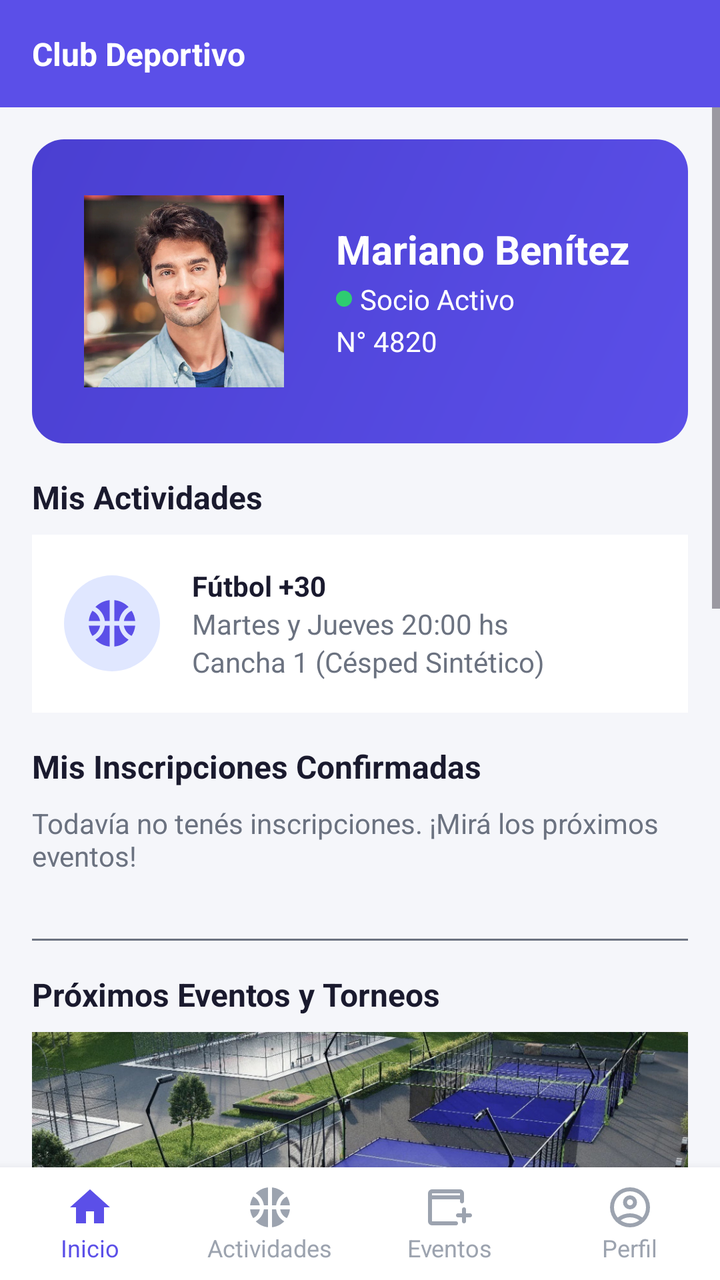
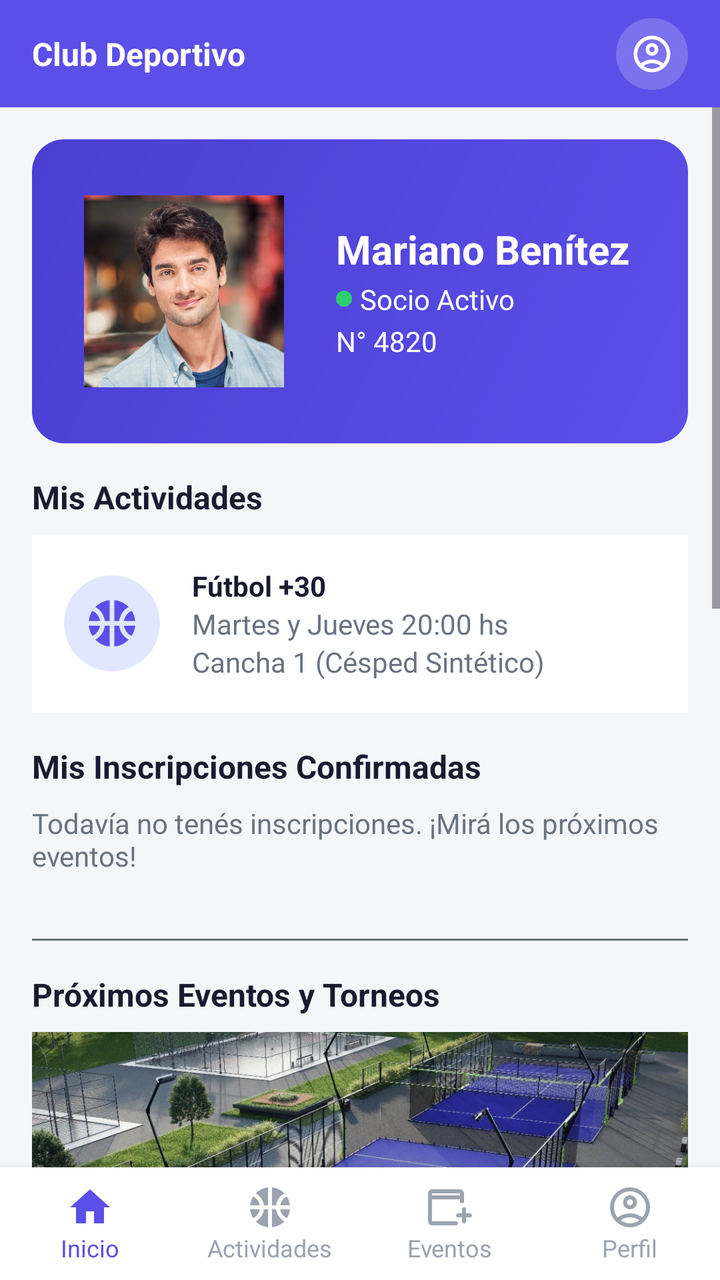

An Android layout rendered at two revisions. The XML below is the earlier revision; the diff shows what the commit changed to produce the second picture.
<!-- AndroidManifest.xml: application theme Theme.ClubApp -->
<!-- res/layout/activity_main.xml -->
<?xml version="1.0" encoding="utf-8"?>
<androidx.constraintlayout.widget.ConstraintLayout
    xmlns:android="http://schemas.android.com/apk/res/android"
    xmlns:app="http://schemas.android.com/apk/res-auto"
    android:layout_width="match_parent"
    android:layout_height="match_parent"
    android:fitsSystemWindows="true"
    android:background="@color/background">

    
    <TextView
        android:id="@+id/tv_header"
        android:layout_width="0dp"
        android:layout_height="wrap_content"
        android:padding="@dimen/spacing_medium"
        android:background="@color/primary"
        android:text="@string/club_subtitle"
        android:textColor="@color/white"
        android:textSize="@dimen/text_subtitle"
        android:textStyle="bold"
        app:layout_constraintTop_toTopOf="parent"
        app:layout_constraintStart_toStartOf="parent"
        app:layout_constraintEnd_toEndOf="parent" />

    
    <ScrollView
        android:layout_width="0dp"
        android:layout_height="0dp"
        app:layout_constraintTop_toBottomOf="@id/tv_header"
        app:layout_constraintBottom_toTopOf="@id/bottom_nav"
        app:layout_constraintStart_toStartOf="parent"
        app:layout_constraintEnd_toEndOf="parent">

        <LinearLayout
            android:layout_width="match_parent"
            android:layout_height="wrap_content"
            android:orientation="vertical"
            android:padding="@dimen/spacing_medium">

            
            <LinearLayout
                android:layout_width="match_parent"
                android:layout_height="wrap_content"
                android:orientation="horizontal"
                android:gravity="center_vertical"
                android:background="@drawable/bg_member_card"
                android:padding="@dimen/spacing_medium"
                android:layout_marginBottom="@dimen/spacing_medium">

                <FrameLayout
                    android:layout_width="120dp"
                    android:layout_height="120dp">

                    <ImageView
                        android:layout_width="100dp"
                        android:layout_height="100dp"
                        android:layout_gravity="center"
                        android:padding="2dp"
                        android:scaleType="centerCrop"
                        android:src="@drawable/member_photo"
                        android:contentDescription="@string/member_name" />

                </FrameLayout>

                <LinearLayout
                    android:layout_width="wrap_content"
                    android:layout_height="wrap_content"
                    android:orientation="vertical"
                    android:layout_marginStart="@dimen/spacing_medium">

                    <TextView
                        android:layout_width="wrap_content"
                        android:layout_height="wrap_content"
                        android:text="@string/member_name"
                        android:textColor="@color/white"
                        android:textSize="@dimen/text_title"
                        android:textStyle="bold" />
                    <LinearLayout
                        android:layout_width="wrap_content"
                        android:layout_height="wrap_content"
                        android:orientation="horizontal"
                        android:gravity="center_vertical"
                        android:layout_marginTop="2dp"
                        android:layout_marginBottom="2dp">

                        <View
                            android:layout_width="8dp"
                            android:layout_height="8dp"
                            android:background="@drawable/bg_dot_green" />
                        <TextView
                            android:layout_width="wrap_content"
                            android:layout_height="wrap_content"
                            android:layout_marginStart="4dp"
                            android:text="@string/member_label"
                            android:textColor="@color/white"
                            android:textSize="@dimen/text_body" />

                    </LinearLayout>

                    <TextView
                        android:layout_width="wrap_content"
                        android:layout_height="wrap_content"
                        android:text="@string/member_number"
                        android:textColor="@color/white"
                        android:textSize="@dimen/text_body" />
                </LinearLayout>
            </LinearLayout>

            
            <TextView
                android:layout_width="wrap_content"
                android:layout_height="wrap_content"
                android:layout_marginBottom="@dimen/spacing_small"
                android:text="@string/section_activities"
                android:textColor="@color/text_primary"
                android:textSize="@dimen/text_subtitle"
                android:textStyle="bold" />

            <LinearLayout
                android:layout_width="match_parent"
                android:layout_height="wrap_content"
                android:orientation="horizontal"
                android:gravity="center_vertical"
                android:background="@color/white"
                android:padding="@dimen/spacing_medium"
                android:layout_marginBottom="@dimen/spacing_medium">

                <ImageView
                    android:layout_width="48dp"
                    android:layout_height="48dp"
                    android:background="@drawable/bg_icon_circle"
                    android:padding="10dp"
                    android:src="@drawable/ic_activities"
                    app:tint="@color/primary"
                    android:contentDescription="@string/activity1_name" />

                <LinearLayout
                    android:layout_width="wrap_content"
                    android:layout_height="wrap_content"
                    android:orientation="vertical"
                    android:layout_marginStart="@dimen/spacing_medium">

                    <TextView
                        android:layout_width="wrap_content"
                        android:layout_height="wrap_content"
                        android:text="@string/activity1_name"
                        android:textColor="@color/text_primary"
                        android:textSize="@dimen/text_body"
                        android:textStyle="bold" />

                    <TextView
                        android:layout_width="wrap_content"
                        android:layout_height="wrap_content"
                        android:text="@string/activity1_time"
                        android:textColor="@color/text_secondary"
                        android:textSize="@dimen/text_body" />

                    <TextView
                        android:layout_width="wrap_content"
                        android:layout_height="wrap_content"
                        android:text="@string/activity1_location"
                        android:textColor="@color/text_secondary"
                        android:textSize="@dimen/text_body" />

                </LinearLayout>
            </LinearLayout>

            
            <TextView
                android:layout_width="wrap_content"
                android:layout_height="wrap_content"
                android:text="@string/section_my_registrations"
                android:textColor="@color/text_primary"
                android:textSize="@dimen/text_subtitle"
                android:textStyle="bold"
                android:layout_marginBottom="@dimen/spacing_small" />

            <TextView
                android:id="@+id/tv_empty_state"
                android:layout_width="wrap_content"
                android:layout_height="wrap_content"
                android:text="@string/empty_registrations"
                android:textColor="@color/text_secondary"
                android:textSize="@dimen/text_body"
                android:layout_marginBottom="@dimen/spacing_medium" />

            
            <LinearLayout
                android:id="@+id/container_registrations"
                android:layout_width="match_parent"
                android:layout_height="wrap_content"
                android:orientation="vertical"
                android:layout_marginBottom="@dimen/spacing_medium" />

            <View
                android:layout_width="match_parent"
                android:layout_height="1dp"
                android:background="@color/text_secondary"
                android:layout_marginBottom="@dimen/spacing_medium" />

            
            <TextView
                android:layout_width="wrap_content"
                android:layout_height="wrap_content"
                android:text="@string/section_events"
                android:textColor="@color/text_primary"
                android:textSize="@dimen/text_subtitle"
                android:textStyle="bold"
                android:layout_marginBottom="@dimen/spacing_small" />

            
            <LinearLayout
                android:layout_width="match_parent"
                android:layout_height="wrap_content"
                android:layout_marginBottom="@dimen/spacing_medium"
                android:background="@color/white"
                android:orientation="vertical">

                <ImageView
                    android:layout_width="match_parent"
                    android:layout_height="160dp"
                    android:scaleType="centerCrop"
                    android:src="@drawable/event_padel"
                    android:contentDescription="@string/event_name_1" />

                <LinearLayout
                    android:layout_width="match_parent"
                    android:layout_height="wrap_content"
                    android:orientation="vertical"
                    android:padding="@dimen/spacing_medium">

                    <TextView
                        android:layout_width="wrap_content"
                        android:layout_height="wrap_content"
                        android:text="@string/event_name_1"
                        android:textColor="@color/text_primary"
                        android:textSize="@dimen/text_body"
                        android:textStyle="bold" />

                    <TextView
                        android:layout_width="wrap_content"
                        android:layout_height="wrap_content"
                        android:text="@string/event_date_1"
                        android:textColor="@color/text_secondary"
                        android:textSize="@dimen/text_body" />
                    <TextView
                        android:layout_width="wrap_content"
                        android:layout_height="wrap_content"
                        android:layout_marginBottom="@dimen/spacing_small"
                        android:text="@string/event_location_1"
                        android:textColor="@color/text_secondary"
                        android:textSize="@dimen/text_body" />
                    <Button
                        android:id="@+id/btn_join_event_1"
                        android:layout_width="wrap_content"
                        android:layout_height="wrap_content"
                        android:backgroundTint="@color/primary"
                        android:textColor="@color/white"
                        android:text="@string/btn_join_event" />

                </LinearLayout>
            </LinearLayout>

            
        <LinearLayout
            android:layout_width="match_parent"
            android:layout_height="wrap_content"
            android:layout_marginBottom="@dimen/spacing_medium"
            android:background="@color/white"
            android:orientation="vertical">

            <ImageView
                android:layout_width="match_parent"
                android:layout_height="160dp"
                android:scaleType="centerCrop"
                android:src="@drawable/event_asado"
                android:contentDescription="@string/event_name_1" />

            <LinearLayout
                android:layout_width="match_parent"
                android:layout_height="wrap_content"
                android:orientation="vertical"
                android:padding="@dimen/spacing_medium">

                <TextView
                    android:layout_width="wrap_content"
                    android:layout_height="wrap_content"
                    android:text="@string/event_name_2"
                    android:textColor="@color/text_primary"
                    android:textSize="@dimen/text_body"
                    android:textStyle="bold" />

                <TextView
                    android:layout_width="wrap_content"
                    android:layout_height="wrap_content"
                    android:text="@string/event_date_2"
                    android:textColor="@color/text_secondary"
                    android:textSize="@dimen/text_body" />
                <TextView
                    android:layout_width="wrap_content"
                    android:layout_height="wrap_content"
                    android:layout_marginBottom="@dimen/spacing_small"
                    android:text="@string/event_location_2"
                    android:textColor="@color/text_secondary"
                    android:textSize="@dimen/text_body" />
                <Button
                    android:id="@+id/btn_join_event_2"
                    android:layout_width="wrap_content"
                    android:layout_height="wrap_content"
                    android:backgroundTint="@color/primary"
                    android:textColor="@color/white"
                    android:text="@string/btn_join_event" />

            </LinearLayout>
        </LinearLayout>
        </LinearLayout>
    </ScrollView>

    
    <LinearLayout
        android:id="@+id/bottom_nav"
        android:layout_width="0dp"
        android:layout_height="wrap_content"
        android:orientation="horizontal"
        android:background="@color/white"
        android:paddingTop="@dimen/spacing_small"
        android:paddingBottom="@dimen/spacing_small"
        android:elevation="8dp"
        app:layout_constraintBottom_toBottomOf="parent"
        app:layout_constraintStart_toStartOf="parent"
        app:layout_constraintEnd_toEndOf="parent">

        <LinearLayout
            android:id="@+id/nav_home"
            android:layout_width="0dp"
            android:layout_height="wrap_content"
            android:layout_weight="1"
            android:orientation="vertical"
            android:gravity="center">

            <ImageView
                android:layout_width="24dp"
                android:layout_height="24dp"
                android:src="@drawable/ic_home"
                app:tint="@color/primary"
                android:contentDescription="@string/nav_home" />

            <TextView
                android:layout_width="wrap_content"
                android:layout_height="wrap_content"
                android:text="@string/nav_home"
                android:textColor="@color/primary"
                android:textSize="12sp" />
        </LinearLayout>

        <LinearLayout
            android:id="@+id/nav_activities"
            android:layout_width="0dp"
            android:layout_height="wrap_content"
            android:layout_weight="1"
            android:orientation="vertical"
            android:gravity="center">

            <ImageView
                android:layout_width="24dp"
                android:layout_height="24dp"
                android:src="@drawable/ic_activities"
                app:tint="@color/nav_inactive"
                android:contentDescription="@string/nav_activities" />

            <TextView
                android:layout_width="wrap_content"
                android:layout_height="wrap_content"
                android:text="@string/nav_activities"
                android:textColor="@color/nav_inactive"
                android:textSize="12sp" />
        </LinearLayout>

        <LinearLayout
            android:id="@+id/nav_events"
            android:layout_width="0dp"
            android:layout_height="wrap_content"
            android:layout_weight="1"
            android:orientation="vertical"
            android:gravity="center">

            <ImageView
                android:layout_width="24dp"
                android:layout_height="24dp"
                android:src="@drawable/ic_events"
                app:tint="@color/nav_inactive"
                android:contentDescription="@string/nav_events" />

            <TextView
                android:layout_width="wrap_content"
                android:layout_height="wrap_content"
                android:text="@string/nav_events"
                android:textColor="@color/nav_inactive"
                android:textSize="12sp" />
        </LinearLayout>

        <LinearLayout
            android:id="@+id/nav_profile"
            android:layout_width="0dp"
            android:layout_height="wrap_content"
            android:layout_weight="1"
            android:orientation="vertical"
            android:gravity="center">

            <ImageView
                android:layout_width="24dp"
                android:layout_height="24dp"
                android:src="@drawable/ic_profile"
                app:tint="@color/nav_inactive"
                android:contentDescription="@string/nav_profile" />

            <TextView
                android:layout_width="wrap_content"
                android:layout_height="wrap_content"
                android:text="@string/nav_profile"
                android:textColor="@color/nav_inactive"
                android:textSize="12sp" />
        </LinearLayout>

    </LinearLayout>
</androidx.constraintlayout.widget.ConstraintLayout>
<!-- resources referenced by this layout -->
<resources>
  <color name="background">#F5F6FA</color>
  <color name="nav_inactive">#9CA3AF</color>
  <color name="primary">#5B4FE8</color>
  <color name="text_primary">#1A1A2E</color>
  <color name="text_secondary">#6B7280</color>
  <color name="white">#FFFFFF</color>
  <dimen name="spacing_medium">16dp</dimen>
  <dimen name="spacing_small">8dp</dimen>
  <dimen name="text_body">14sp</dimen>
  <dimen name="text_subtitle">16sp</dimen>
  <dimen name="text_title">20sp</dimen>
  <!-- drawable bg_dot_green (drawable) -->
  <?xml version="1.0" encoding="utf-8"?>
  <shape xmlns:android="http://schemas.android.com/apk/res/android"
      android:shape="oval">
      <solid android:color="@color/accent" />
  </shape>
  <!-- drawable bg_icon_circle (drawable) -->
  <?xml version="1.0" encoding="utf-8"?>
  <shape xmlns:android="http://schemas.android.com/apk/res/android"
      android:shape="oval">
      <solid android:color="@color/icon_bg" />
  </shape>
  <!-- drawable bg_member_card (drawable) -->
  <?xml version="1.0" encoding="utf-8"?>
  <shape xmlns:android="http://schemas.android.com/apk/res/android"
      android:shape="rectangle">
      <gradient
          android:startColor="@color/primary"
          android:endColor="@color/primary_dark"
          android:angle="135" />
      <corners android:radius="16dp" />
  </shape>
  <!-- drawable ic_home (drawable) -->
  <vector xmlns:android="http://schemas.android.com/apk/res/android" android:height="24dp" android:tint="#000000" android:viewportHeight="24" android:viewportWidth="24" android:width="24dp">
        
      <path android:fillColor="@android:color/white" android:pathData="M10,20v-6h4v6h5v-8h3L12,3 2,12h3v8z"/>
      
  </vector>
  <string name="activity1_location">Cancha 1 (Césped Sintético)</string>
  <string name="activity1_name">Fútbol +30</string>
  <string name="activity1_time">Martes y Jueves 20:00 hs</string>
  <string name="btn_join_event">Anotarme</string>
  <string name="club_subtitle">Club Deportivo</string>
  <string name="empty_registrations">Todavía no tenés inscripciones. ¡Mirá los próximos eventos!</string>
  <string name="event_date_1">Sábado 17 Octubre · 15:00</string>
  <string name="event_date_2">Domingo 25 Octubre · 13:00</string>
  <string name="event_location_1">Canchas de Cristal 1 y 2</string>
  <string name="event_location_2">Quincho Central y Parque Arbolado</string>
  <string name="event_name_1">Torneo de Pádel</string>
  <string name="event_name_2">Gran Asado y Peña Familiar</string>
  <string name="member_label">Socio Activo</string>
  <string name="member_name">Mariano Benítez</string>
  <string name="member_number">N° 4820</string>
  <string name="nav_activities">Actividades</string>
  <string name="nav_events">Eventos</string>
  <string name="nav_home">Inicio</string>
  <string name="nav_profile">Perfil</string>
  <string name="section_activities">Mis Actividades</string>
  <string name="section_events">Próximos Eventos y Torneos</string>
  <string name="section_my_registrations">Mis Inscripciones Confirmadas</string>
  <style name="Theme.ClubApp" parent="Base.Theme.ClubApp" />
  <color name="accent">#2ECC71</color>
  <color name="icon_bg">#E0E7FF</color>
  <color name="primary_dark">#4A3FD1</color>
  <style name="Base.Theme.ClubApp" parent="Theme.Material3.DayNight.NoActionBar">
          
          
      </style>
  <!-- unchanged entries left out for length: 6 -->
</resources>

<!-- the commit's change to res/layout/activity_main.xml (unified diff, before → after) -->
@@ -21,7 +21,19 @@
         app:layout_constraintTop_toTopOf="parent"
         app:layout_constraintStart_toStartOf="parent"
         app:layout_constraintEnd_toEndOf="parent" />
-
+    <ImageView
+        android:id="@+id/iv_profile_icon"
+        android:layout_width="36dp"
+        android:layout_height="36dp"
+        android:layout_marginEnd="@dimen/spacing_medium"
+        android:background="@drawable/bg_icon_circle_light"
+        android:padding="7dp"
+        android:src="@drawable/ic_profile"
+        app:tint="@color/white"
+        android:contentDescription="@string/nav_profile"
+        app:layout_constraintTop_toTopOf="@id/tv_header"
+        app:layout_constraintBottom_toBottomOf="@id/tv_header"
+        app:layout_constraintEnd_toEndOf="parent" />
     
     <ScrollView
         android:layout_width="0dp"
<!-- resource entries referenced after the edit -->
@@ -22,6 +22,12 @@
   <shape xmlns:android="http://schemas.android.com/apk/res/android"
       android:shape="oval">
       <solid android:color="@color/icon_bg" />
+  </shape>
+  <!-- drawable bg_icon_circle_light (drawable) -->
+  <?xml version="1.0" encoding="utf-8"?>
+  <shape xmlns:android="http://schemas.android.com/apk/res/android"
+      android:shape="oval">
+      <solid android:color="@color/overlay_white" />
   </shape>
   <!-- drawable bg_member_card (drawable) -->
   <?xml version="1.0" encoding="utf-8"?>
@@ -64,6 +70,7 @@
   <style name="Theme.ClubApp" parent="Base.Theme.ClubApp" />
   <color name="accent">#2ECC71</color>
   <color name="icon_bg">#E0E7FF</color>
+  <color name="overlay_white">#33FFFFFF</color>
   <color name="primary_dark">#4A3FD1</color>
   <style name="Base.Theme.ClubApp" parent="Theme.Material3.DayNight.NoActionBar">
           
